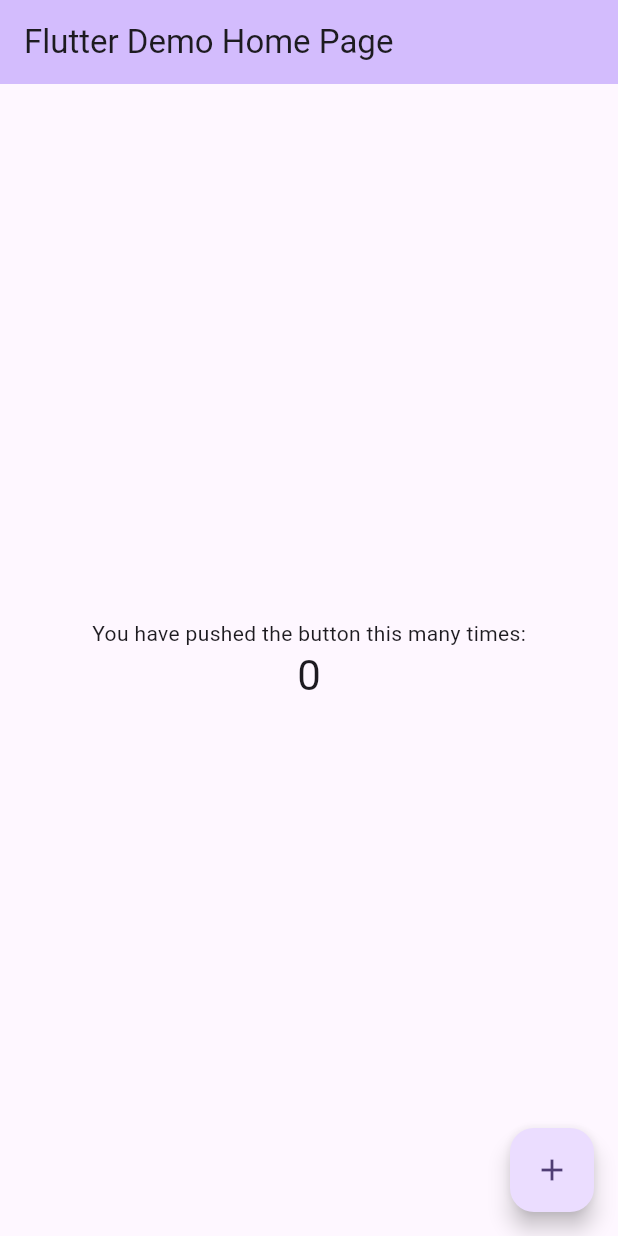
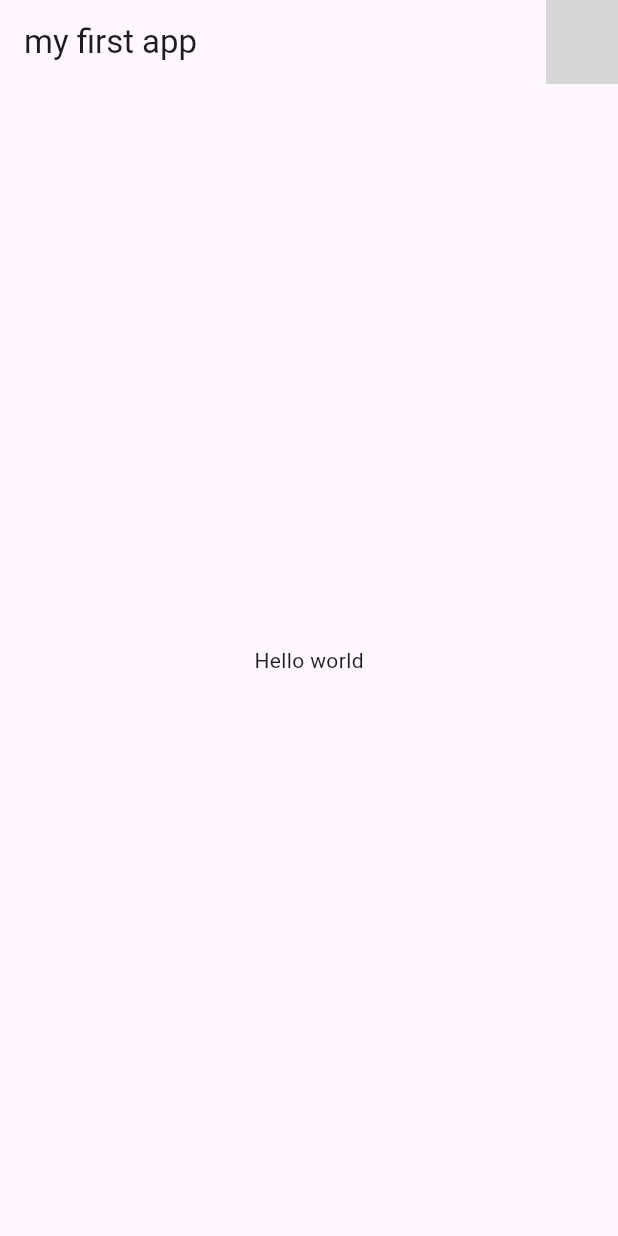
Before and after one commit to saeidjeddi/flutter-app, a Flutter app: the screen it shows after launch, on a phone screen of 412 x 824 dp. Run offline on Flutter 3.47's test engine with Material 3 defaults, Android fonts, the phone set to English and light mode, and no system bars; statements that could not run were skipped; grey boxes are pictures that could not be loaded.

Commit message:
first app

```diff
--- a/lib/main.dart
+++ b/lib/main.dart
@@ -13,113 +13,25 @@ class MyApp extends StatelessWidget {
     return MaterialApp(
       title: 'Flutter Demo',
       theme: ThemeData(
-        // This is the theme of your application.
-        //
-        // TRY THIS: Try running your application with "flutter run". You'll see
-        // the application has a purple toolbar. Then, without quitting the app,
-        // try changing the seedColor in the colorScheme below to Colors.green
-        // and then invoke "hot reload" (save your changes or press the "hot
-        // reload" button in a Flutter-supported IDE, or press "r" if you used
-        // the command line to start the app).
-        //
-        // Notice that the counter didn't reset back to zero; the application
-        // state is not lost during the reload. To reset the state, use hot
-        // restart instead.
-        //
-        // This works for code too, not just values: Most code changes can be
-        // tested with just a hot reload.
+
         colorScheme: ColorScheme.fromSeed(seedColor: Colors.deepPurple),
         useMaterial3: true,
       ),
-      home: const MyHomePage(title: 'Flutter Demo Home Page'),
+      home:  MyHomePage(),
     );
   }
 }
 
-class MyHomePage extends StatefulWidget {
-  const MyHomePage({super.key, required this.title});
-
-  // This widget is the home page of your application. It is stateful, meaning
-  // that it has a State object (defined below) that contains fields that affect
-  // how it looks.
-
-  // This class is the configuration for the state. It holds the values (in this
-  // case the title) provided by the parent (in this case the App widget) and
-  // used by the build method of the State. Fields in a Widget subclass are
-  // always marked "final".
-
-  final String title;
-
-  @override
-  State<MyHomePage> createState() => _MyHomePageState();
-}
-
-class _MyHomePageState extends State<MyHomePage> {
-  int _counter = 0;
-
-  void _incrementCounter() {
-    setState(() {
-      // This call to setState tells the Flutter framework that something has
-      // changed in this State, which causes it to rerun the build method below
-      // so that the display can reflect the updated values. If we changed
-      // _counter without calling setState(), then the build method would not be
-      // called again, and so nothing would appear to happen.
-      _counter++;
-    });
-  }
-
+class MyHomePage extends StatelessWidget {
   @override
   Widget build(BuildContext context) {
-    // This method is rerun every time setState is called, for instance as done
-    // by the _incrementCounter method above.
-    //
-    // The Flutter framework has been optimized to make rerunning build methods
-    // fast, so that you can just rebuild anything that needs updating rather
-    // than having to individually change instances of widgets.
     return Scaffold(
-      appBar: AppBar(
-        // TRY THIS: Try changing the color here to a specific color (to
-        // Colors.amber, perhaps?) and trigger a hot reload to see the AppBar
-        // change color while the other colors stay the same.
-        backgroundColor: Theme.of(context).colorScheme.inversePrimary,
-        // Here we take the value from the MyHomePage object that was created by
-        // the App.build method, and use it to set our appbar title.
-        title: Text(widget.title),
+      appBar: AppBar(title: Text('my first app '), actions: [
+        Icons(Icons.message),
+      ],),
+      body: Center(
+        child: Text('Hello world'),
       ),
-      body: Center(
-        // Center is a layout widget. It takes a single child and positions it
-        // in the middle of the parent.
-        child: Column(
-          // Column is also a layout widget. It takes a list of children and
-          // arranges them vertically. By default, it sizes itself to fit its
-          // children horizontally, and tries to be as tall as its parent.
-          //
-          // Column has various properties to control how it sizes itself and
-          // how it positions its children. Here we use mainAxisAlignment to
-          // center the children vertically; the main axis here is the vertical
-          // axis because Columns are vertical (the cross axis would be
-          // horizontal).
-          //
-          // TRY THIS: Invoke "debug painting" (choose the "Toggle Debug Paint"
-          // action in the IDE, or press "p" in the console), to see the
-          // wireframe for each widget.
-          mainAxisAlignment: MainAxisAlignment.center,
-          children: <Widget>[
-            const Text(
-              'You have pushed the button this many times:',
-            ),
-            Text(
-              '$_counter',
-              style: Theme.of(context).textTheme.headlineMedium,
-            ),
-          ],
-        ),
-      ),
-      floatingActionButton: FloatingActionButton(
-        onPressed: _incrementCounter,
-        tooltip: 'Increment',
-        child: const Icon(Icons.add),
-      ), // This trailing comma makes auto-formatting nicer for build methods.
     );
   }
 }
```
